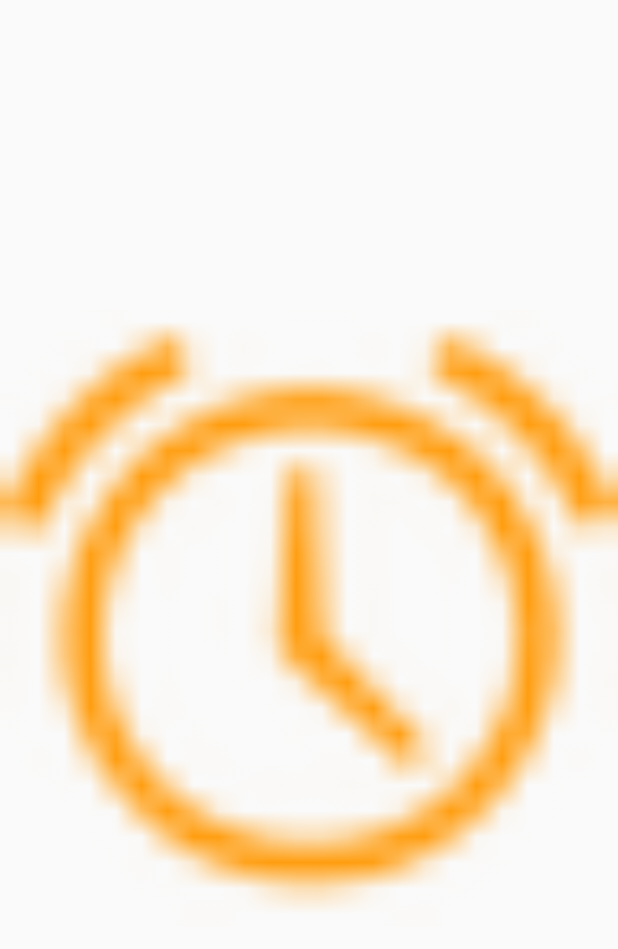
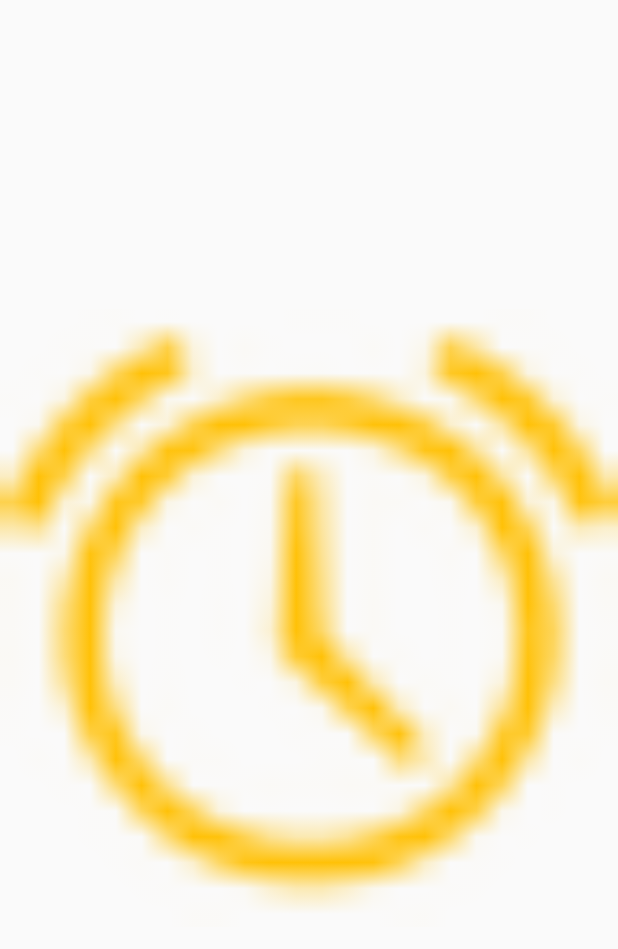
Before and after one commit to kreikenbaum/suntime-app, an Android app: the layout activity_alarm.xml on its own in the app's theme, with its tools: preview values and no code run, on a phone screen of 412 x 824 dp. Shown: the top 949 px of the screen. Run offline under Robolectric (Android 15) with nearby library versions, the phone set to English and light mode, and no system bars.

Commit message:
debuggability, layout extensibility, colors tyouts

```diff
--- a/app/src/main/AndroidManifest.xml
+++ b/app/src/main/AndroidManifest.xml
@@ -50,7 +50,7 @@
             android:parentActivityName=".SunTimeActivity"
             />
 
-        <activity android:name=".alarm.AlarmActivity" android:theme="@style/AppTheme" />
+        <activity android:name=".alarm.AlarmActivity" android:theme="@style/AppTheme" android:exported="true"/>
         <receiver android:name=".alarm.AlarmReceiver"/>
         <receiver android:name=".alarm.BootReceiver">
             <intent-filter>
--- a/app/src/main/res/layout/activity_alarm.xml
+++ b/app/src/main/res/layout/activity_alarm.xml
@@ -1,12 +1,29 @@
 <?xml version="1.0" encoding="utf-8"?>
-<ImageView xmlns:android="http://schemas.android.com/apk/res/android"
+<LinearLayout xmlns:android="http://schemas.android.com/apk/res/android"
     xmlns:app="http://schemas.android.com/apk/res-auto"
+    android:layout_height="match_parent"
+    android:layout_width="match_parent"
+    android:orientation="vertical"
+    >
+
+    <ImageView
         android:layout_width="match_parent"
         android:layout_height="match_parent"
+        android:adjustViewBounds="true"
         android:contentDescription="@string/alarm_clock_image"
         android:gravity="center"
-    android:onClick="stopAlarm"
         android:scaleType="fitCenter"
         android:tint="@color/colorPrimary"
         app:srcCompat="@android:drawable/ic_lock_idle_alarm"
+        android:src="@android:drawable/ic_lock_idle_alarm"
+        android:onClick="stopAlarm"
     />
+<!-- TODO: slide to disable -->
+<!--    <SeekBar
+        android:id="@+id/sb_stop_alarm"
+        android:layout_width="match_parent"
+        android:layout_height="wrap_content"
+        android:max="10000"
+        android:layout_margin="@dimen/margin"
+        />-->
+</LinearLayout>
--- a/app/src/main/res/values/colors.xml
+++ b/app/src/main/res/values/colors.xml
@@ -1,9 +1,23 @@
 <?xml version="1.0" encoding="utf-8"?>
 <resources>
     <!--<color name="colorPrimaryLight">#ffb141</color>-->
-    <color name="colorPrimary">#ff9d0f</color>
-    <color name="colorPrimaryDark">#cd7900</color>
-    <color name="colorAccent">#0aab72</color>
+    <color name="colorPrimary">#FFC107</color>
+    <color name="colorPrimaryDark">#FFA000</color> <!-- mb change -->
+    <color name="colorAccent">#003df0</color>
     <color name="colorShade">#33003df0</color>
-    <color name="colorSecondary">#2a22b2</color>
+    <color name="colorSecondary">#78909C</color>
 </resources>
+<!--
+
+    &lt;!&ndash;<color name="colorPrimaryLight">#ffb141</color>&ndash;&gt;
+<color name="colorPrimary">#ff9d0f</color>
+<color name="colorPrimaryDark">#cd7900</color>
+<color name="colorAccent">#0aab72</color>
+<color name="colorShade">#33003df0</color>
+<color name="colorSecondary">#2a22b2</color>-->
+
+
+<!--
+
+<color name="colorPrimary">#FFC107</color>
+<color name="colorPrimaryDark">#FFA000</color> &lt;!&ndash; mb change &ndash;&gt;-->
```
Also changed, not shown: app/src/main/java/com/gitlab/kreikenbaum/suntime/data/LocationCache.java (+4 -6 lines). Lines whose indentation alone changed are shown as unchanged.
